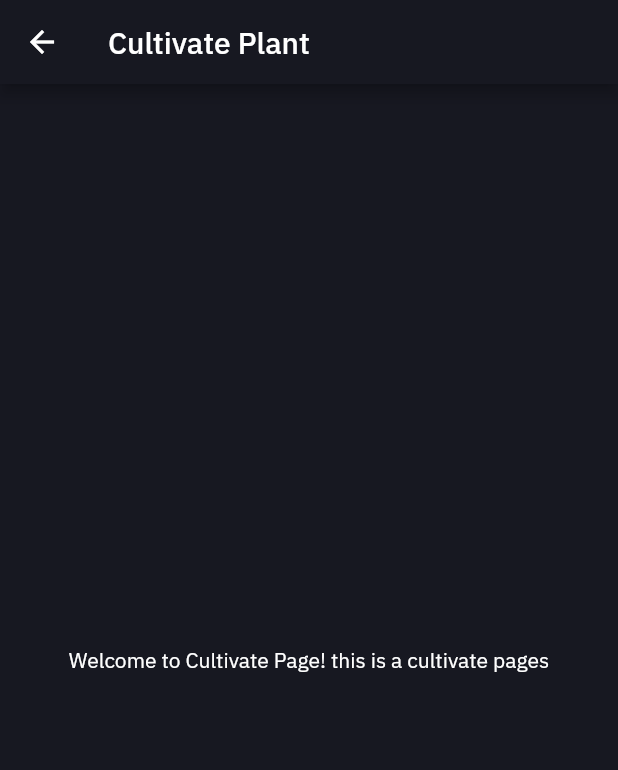
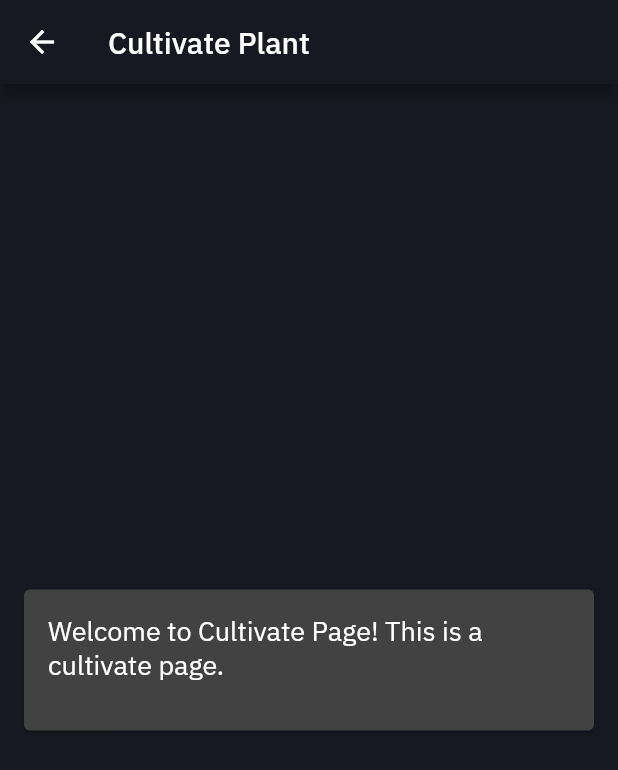
Before and after one commit to lightdarkmaster/Garduino_Version2, a Flutter app: the CultivatePage screen opened directly, on a phone screen of 412 x 824 dp. Shown: the top 770 px of the screen. Run offline on Flutter 3.47's test engine with Material 2 defaults, Android fonts, the phone set to English and light mode, and no system bars; our stand-ins replace fl_chart, flutter_svg.

Commit message:
Add card

```diff
--- a/lib/widgets/cultivate_page.dart
+++ b/lib/widgets/cultivate_page.dart
@@ -1,10 +1,9 @@
 import 'package:flutter/material.dart';
 
 class CultivatePage extends StatefulWidget {
-  const CultivatePage({super.key});
+  const CultivatePage({Key? key}) : super(key: key);
 
   @override
-  // ignore: library_private_types_in_public_api
   _CultivatePageState createState() => _CultivatePageState();
 }
 
@@ -18,8 +17,24 @@ class _CultivatePageState extends State<CultivatePage> {
         title: const Text('Cultivate Plant'),
         backgroundColor: const Color(0xFF171821),
       ),
-      body: const Center(
-        child: Text('Welcome to Cultivate Page! this is a cultivate pages'),
+      body: Center(
+        child: Card(
+          margin: const EdgeInsets.all(16.0),
+          child: Padding(
+            padding: const EdgeInsets.all(16.0),
+            child: Column(
+              mainAxisSize: MainAxisSize.min,
+              children: const [
+                Text(
+                  'Welcome to Cultivate Page! This is a cultivate page.',
+                  style: TextStyle(fontSize: 18.0),
+                ),
+                SizedBox(height: 16.0),
+                // Add more widgets within the card if needed
+              ],
+            ),
+          ),
+        ),
       ),
       // Add more widgets or customize as needed
     );
```
